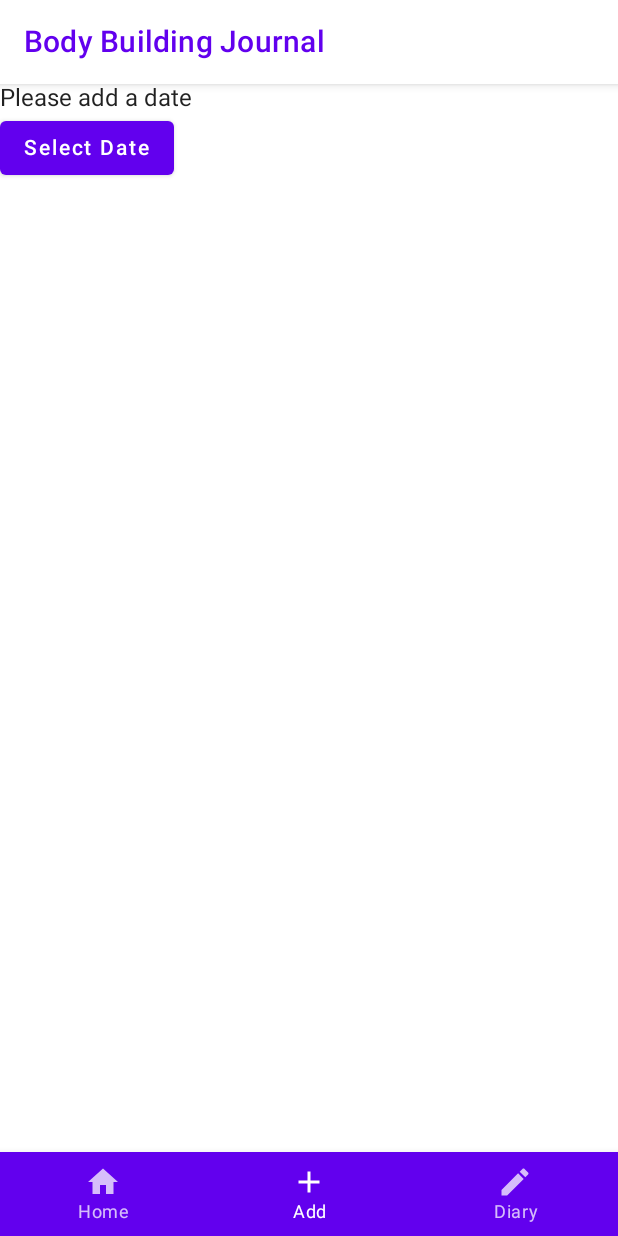
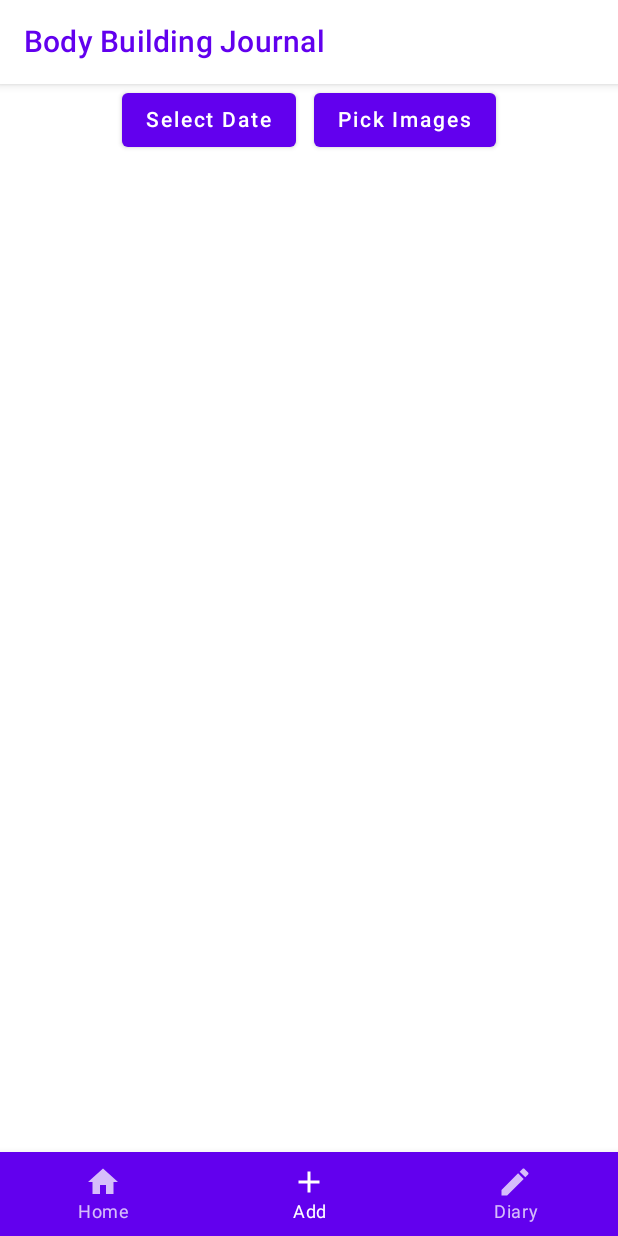
Before and after one commit to juanlestrella/BodybuilderJournalCompose, an Android app built with Jetpack Compose: the AddScreen screen opened through its navigation route, on a phone screen of 412 x 824 dp. Run offline under Robolectric (Android 15) with nearby library versions, the phone set to English and light mode, and no system bars; our stand-ins replace Dagger/Hilt's generated code; pictures from the network do not load.

Commit message:
Update: Add Screen Images included

```diff
--- a/app/src/main/java/com/example/bodybuilder/compose/Add.kt
+++ b/app/src/main/java/com/example/bodybuilder/compose/Add.kt
@@ -1,10 +1,16 @@
 package com.example.bodybuilder.compose
 
 import android.app.DatePickerDialog
+import android.media.Image
+import android.net.Uri
 import android.widget.DatePicker
-import androidx.compose.foundation.layout.Arrangement
-import androidx.compose.foundation.layout.Column
-import androidx.compose.foundation.layout.fillMaxSize
+import androidx.activity.compose.rememberLauncherForActivityResult
+import androidx.activity.result.contract.ActivityResultContracts
+import androidx.compose.foundation.Image
+import androidx.compose.foundation.layout.*
+import androidx.compose.foundation.lazy.LazyColumn
+import androidx.compose.foundation.lazy.grid.GridCells
+import androidx.compose.foundation.lazy.grid.LazyVerticalGrid
 import androidx.compose.material.Button
 import androidx.compose.material.Text
 import androidx.compose.material.TextField
@@ -14,7 +20,12 @@ import androidx.compose.runtime.saveable.rememberSaveable
 import androidx.compose.ui.Modifier
 import androidx.compose.runtime.*
 import androidx.compose.ui.Alignment
+import androidx.compose.ui.layout.ContentScale
 import androidx.compose.ui.platform.LocalContext
+import androidx.compose.ui.res.painterResource
+import androidx.compose.ui.semantics.Role.Companion.Image
+import androidx.compose.ui.unit.dp
+import coil.compose.AsyncImage
 import org.intellij.lang.annotations.JdkConstants.HorizontalAlignment
 import java.util.Calendar
 
@@ -48,16 +59,34 @@ fun AddBodyContent(
             date = "$selectedDayOfMonth/${selectedMonth + 1}/$selectedYear"
         }, year, month, day
     )
+
+    var selectedImages by rememberSaveable{ mutableStateOf(listOf<Uri>())}
+    val launcher = rememberLauncherForActivityResult(
+        contract = ActivityResultContracts.GetMultipleContents(),
+        onResult = { selectedImages = it }
+    )
+
     Column(
-        modifier = modifier.fillMaxSize(),
-        //verticalArrangement = Arrangement.Center,
-        //horizontalAlignment = Arrangement.CenterHorizontally
+        modifier = modifier.fillMaxWidth(),
+        horizontalAlignment = Alignment.CenterHorizontally
     ) {
-        Text(text = if(date.isNotEmpty()) "$date" else "Please add a date")
-
-        Button( onClick = { datePicker.show() }){
-            Text(text = "Select Date")
+        Row(horizontalArrangement = Arrangement.spacedBy(12.dp)){
+            Button( onClick = { datePicker.show() }){
+                Text(text = if(date.isNotEmpty()) "$date" else "Select Date")
+            }
+            Button( onClick = {launcher.launch("image/*")}){
+                Text(text = "Pick Images")
+            }
         }
+        LazyColumn(content = {
+            items(selectedImages.size) { index ->
+                AsyncImage(
+                    model = selectedImages[index],
+                    contentDescription = null,
+                    contentScale = ContentScale.Crop
+                )
+            }
+        })
     }
 
 }
```
